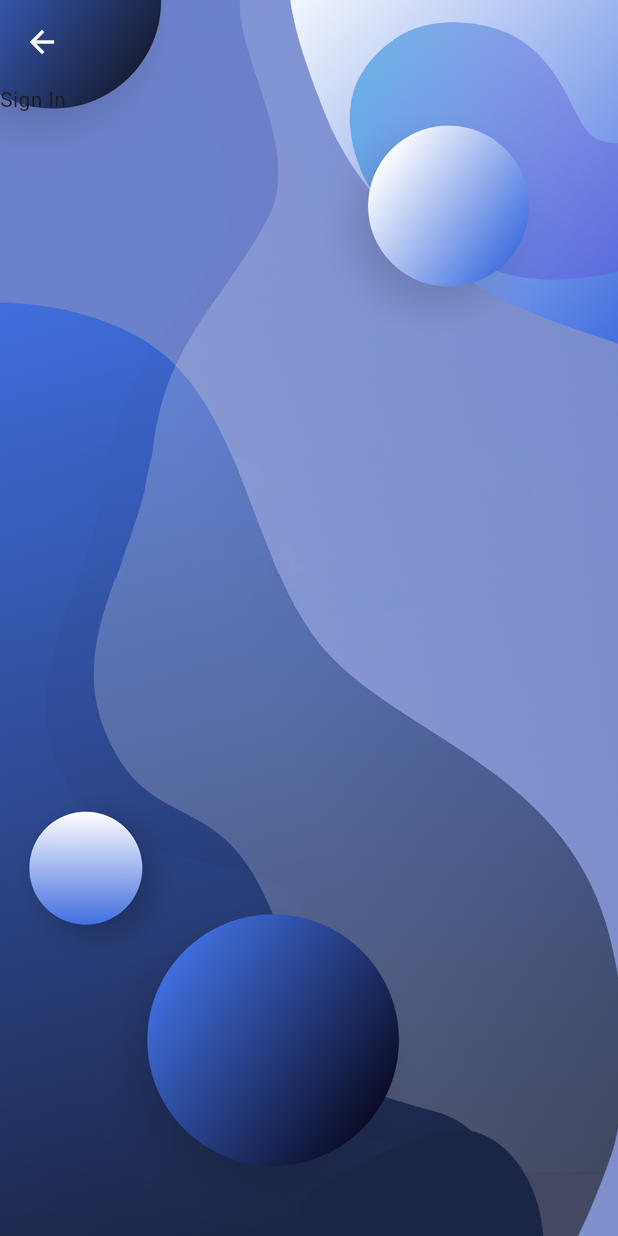
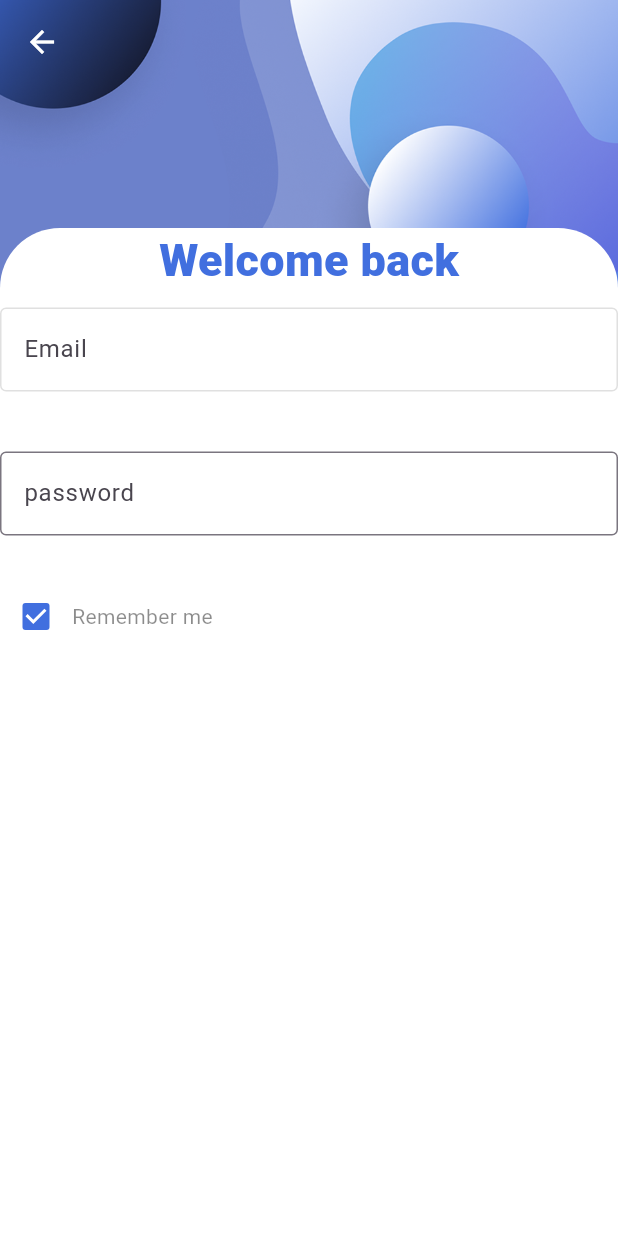
Before and after one commit to DgvDilshan/sign_up, a Flutter app: the screen it shows after launch, after a tap on "Sign In", on a phone screen of 412 x 824 dp. Run offline on Flutter 3.47's test engine with Material 3 defaults, Android fonts, the phone set to English and light mode, and no system bars.

```diff
--- a/lib/screens/signin_screen.dart
+++ b/lib/screens/signin_screen.dart
@@ -1,4 +1,5 @@
 import 'package:flutter/material.dart';
+import 'package:sign_up/theme/theme.dart';
 import 'package:sign_up/widegets/custom_scaffold.dart';
 
 class SigninScreen extends StatefulWidget {
@@ -9,10 +10,125 @@ class SigninScreen extends StatefulWidget {
 }
 
 class _SigninScreenState extends State<SigninScreen> {
+  final _fromSignInKey = GlobalKey<FormState>();
+  bool rememberPassword = true;
   @override
   Widget build(BuildContext context) {
     return CustomScaffold(
-      child: Text("Sign In"),
+      child: Column(children: [
+        Expanded(
+          flex: 1,
+          child: SizedBox(
+            height: 10,
+          ),
+        ),
+        Expanded(
+          flex: 7,
+          child: Container(
+            decoration: const BoxDecoration(
+                color: Colors.white,
+                borderRadius: BorderRadius.only(
+                  topLeft: Radius.circular(40.0),
+                  topRight: Radius.circular(40.0),
+                )),
+            child: Form(
+              key: _fromSignInKey,
+              child: Column(
+                crossAxisAlignment: CrossAxisAlignment.center,
+                children: [
+                  Text(
+                    'Welcome back',
+                    style: TextStyle(
+                      fontSize: 30.0,
+                      fontWeight: FontWeight.w900,
+                      color: lightColorScheme.primary,
+                    ),
+                  ),
+                  const SizedBox(
+                    height: 10,
+                  ),
+                  TextFormField(
+                    validator: (value) {
+                      if (value == null || value.isEmpty) {
+                        return 'Pleace enter Email';
+                      }
+                      return null;
+                    },
+                    decoration: InputDecoration(
+                        label: const Text('Email'),
+                        hintText: 'Enter Email',
+                        hintStyle: const TextStyle(
+                          color: Colors.black26,
+                        ),
+                        border: OutlineInputBorder(
+                          borderSide: const BorderSide(
+                            color: Colors.black12,
+                          ),
+                          borderRadius: BorderRadius.circular(10),
+                        ),
+                        enabledBorder: OutlineInputBorder(
+                            borderSide: const BorderSide(
+                          color: Colors.black12,
+                        ))),
+                  ),
+                  const SizedBox(
+                    height: 40,
+                  ),
+                  TextFormField(
+                    obscureText: true,
+                    obscuringCharacter: '*',
+                    validator: (value) {
+                      if (value == null || value.isEmpty) {
+                        return 'Please enter Password';
+                      }
+                      return null;
+                    },
+                    decoration: InputDecoration(
+                      label: const Text("password"),
+                      hintText: 'Enter Password',
+                      hintStyle: const TextStyle(
+                        color: Colors.black26,
+                      ),
+                      border: OutlineInputBorder(
+                        borderSide: const BorderSide(
+                          color: Colors.black12,
+                        ),
+                      ),
+                    ),
+                  ),
+                  const SizedBox(
+                    height: 30,
+                  ),
+                  Row(
+                    mainAxisAlignment: MainAxisAlignment.spaceBetween,
+                    children: [
+                      Row(
+                        children: [
+                          Checkbox(
+                            value: rememberPassword,
+                            onChanged: (bool? value) {
+                              setState(() {
+                                rememberPassword = value!;
+                              });
+                            },
+                            activeColor: lightColorScheme.primary,
+                          ),
+                          const Text(
+                            'Remember me',
+                            style: TextStyle(
+                              color: Colors.black45,
+                            ),
+                          )
+                        ],
+                      ),
+                    ],
+                  ),
+                ],
+              ),
+            ),
+          ),
+        ),
+      ]),
     );
   }
 }
--- a/lib/screens/welcome_screen.dart
+++ b/lib/screens/welcome_screen.dart
@@ -1,10 +1,9 @@
 import 'package:flutter/material.dart';
 import 'package:sign_up/screens/signin_screen.dart';
 import 'package:sign_up/screens/signup_screen.dart';
+import 'package:sign_up/theme/theme.dart';
 import 'package:sign_up/widegets/welcome_button.dart';
-
 import '../widegets/custom_scaffold.dart';
-// Fixed typo in "widgets"
 
 class WelcomeScreen extends StatelessWidget {
   // Changed 'welcomeScreen' to 'WelcomeScreen'
@@ -58,9 +57,9 @@ class WelcomeScreen extends StatelessWidget {
                   Expanded(
                       child: welcomeButton(
                     buttonText: 'Sign Up',
-                    onTap: SignupScreen(),
+                    onTap: const SignupScreen(),
                     color: Colors.white,
-                    textColor: Colors.red,
+                    textColor: lightColorScheme.primary,
                   )),
                 ],
               ),
```
Also changed, not shown: lib/theme/theme.dart (added, +62 -0 lines).
